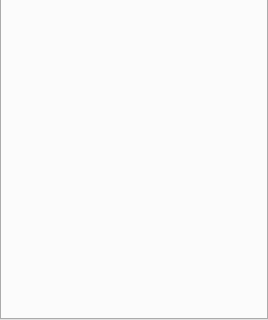
The window that widgets/mainWindow.ui (xmpp-graveyard/jabbim) describes before a commit, drawn with Qt 5; both pictures show x 0 to 268 and y 216 to 536 of the 268 by 536 pixel window.
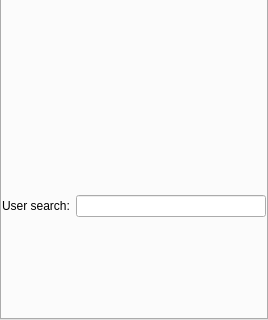
The same window after the commit. Icons and pictures are not drawn.

```diff
--- a/widgets/mainWindow.ui
+++ b/widgets/mainWindow.ui
@@ -330,11 +330,37 @@
              <widget class="QWidget" native="1" name="groupStyleWidget" />
             </item>
             <item row="3" column="0" >
-             <widget class="QWidget" native="1" name="rosterWidget" />
+             <layout class="QHBoxLayout" >
+              <property name="margin" >
+               <number>0</number>
+              </property>
+              <property name="spacing" >
+               <number>6</number>
+              </property>
+              <item>
+               <widget class="QLabel" name="label_2" >
+                <property name="text" >
+                 <string>User search:</string>
+                </property>
+               </widget>
+              </item>
+              <item>
+               <widget class="QLineEdit" name="rosterSearch" />
+              </item>
+             </layout>
             </item>
             <item row="0" column="0" >
              <widget class="QWidget" native="1" name="selectedItemStyle" />
             </item>
+            <item row="4" column="0" >
+             <widget class="QWidget" native="1" name="rosterWidget" />
+            </item>
+            <item row="1" column="0" >
+             <widget class="QWidget" native="1" name="groupStyleWidget" />
+            </item>
+            <item row="2" column="0" >
+             <widget class="QWidget" native="1" name="userStyleWidget" />
+            </item>
            </layout>
           </widget>
           <widget class="QWidget" name="bookmarksTab" >
```
Left out of the diff: 6 changed lines with no effect on the pictures.
